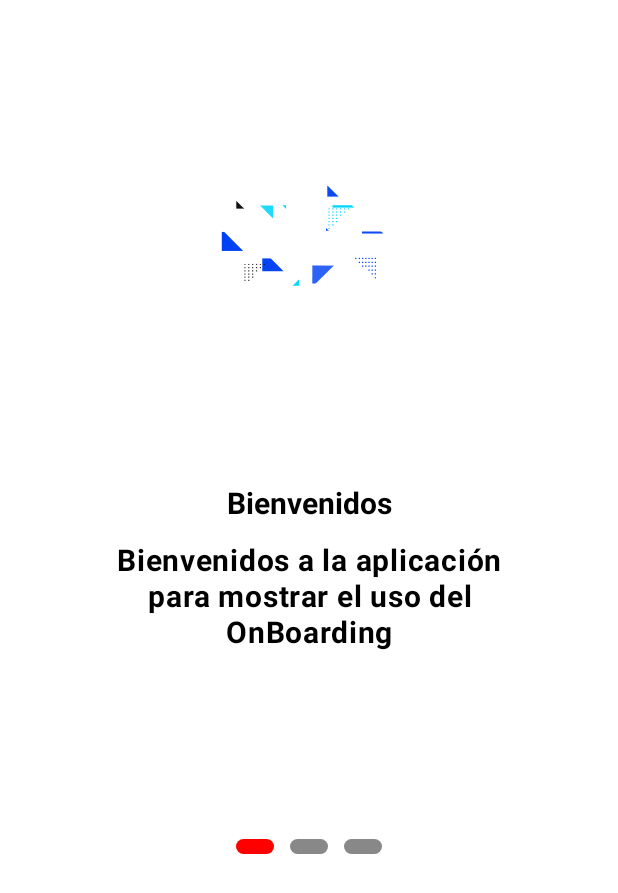
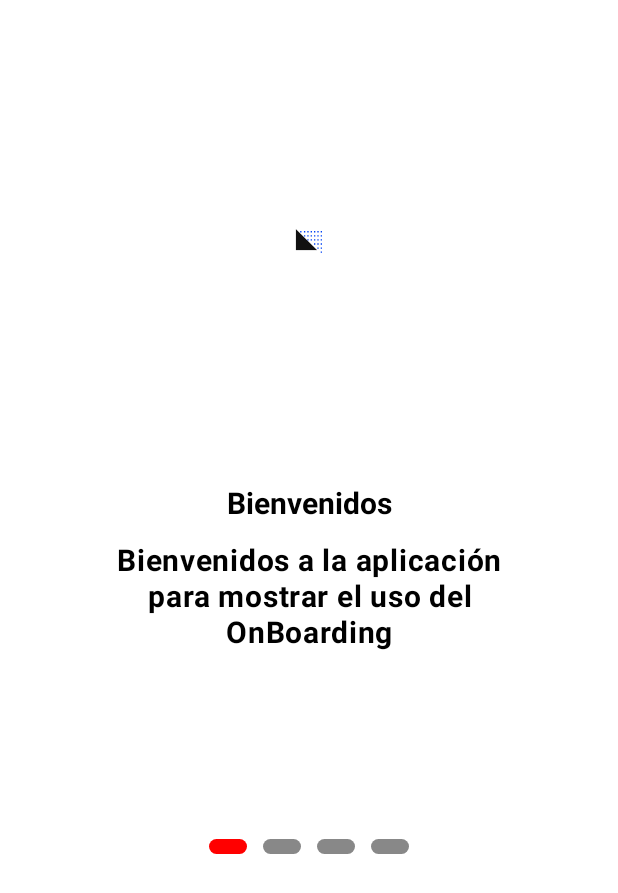
Before and after one commit to Humberto-MS/Android-OnBoardingApp, an Android app built with Jetpack Compose: the composable NavManager shown on its own in the app's theme, on a phone screen of 412 x 824 dp. Shown: the top 893 px of the screen. Run offline under Robolectric (Android 15) with nearby library versions, the phone set to English and light mode, and no system bars; our stand-ins replace accompanist; 2 statements that could not run were skipped.

Commit message:
Creación de app onBoarding (#1)

```diff
--- a/app/src/main/java/com/example/boardingapp/navigation/NavManager.kt
+++ b/app/src/main/java/com/example/boardingapp/navigation/NavManager.kt
@@ -9,6 +9,7 @@ import androidx.navigation.compose.rememberNavController
 import com.example.boardingapp.dataStore.StoreBoarding
 import com.example.boardingapp.views.HomeView
 import com.example.boardingapp.views.MainViewBoarding
+import com.example.boardingapp.views.SplashScreen
 
 @Composable
 fun NavManager() {
@@ -19,7 +20,7 @@ fun NavManager() {
 
     NavHost (
         navController = navController,
-        startDestination = if ( store.value == true ) "home" else "onBoarding"
+        startDestination = if ( store.value == true ) "home" else "Splash"
     ) {
         composable ( route = "onBoarding" ) {
             MainViewBoarding ( navController = navController, store = dataStore )
@@ -27,5 +28,8 @@ fun NavManager() {
         composable ( route = "home" ) {
             HomeView ( navController = navController )
         }
+        composable ( route = "Splash" ) {
+            SplashScreen ( navController = navController, store.value )
+        }
     }
 }
--- a/app/src/main/java/com/example/boardingapp/onBoardViews/OnBoardingPager.kt
+++ b/app/src/main/java/com/example/boardingapp/onBoardViews/OnBoardingPager.kt
@@ -27,7 +27,7 @@ import com.google.accompanist.pager.PagerState
 @OptIn(ExperimentalPagerApi::class)
 @Composable
 fun OnBoardingPager (item: List<PageData>, pagerState: PagerState, modifier: Modifier, navController: NavController, store: StoreBoarding ) {
-    Box ( modifier = Modifier ) {
+    Box ( modifier = modifier ) {
         Column ( horizontalAlignment = Alignment.CenterHorizontally ) {
             HorizontalPager ( state = pagerState ) {
                 page ->
--- a/app/src/main/java/com/example/boardingapp/views/MainViewBoarding.kt
+++ b/app/src/main/java/com/example/boardingapp/views/MainViewBoarding.kt
@@ -1,6 +1,7 @@
 package com.example.boardingapp.views
 
 import androidx.compose.foundation.background
+import androidx.compose.foundation.layout.fillMaxHeight
 import androidx.compose.foundation.layout.fillMaxWidth
 import androidx.compose.runtime.Composable
 import androidx.compose.ui.Modifier
@@ -38,7 +39,15 @@ fun MainViewBoarding ( navController: NavController, store: StoreBoarding ) {
         PageData (
             R.raw.page3,
             "Fin de Boarding",
-            "Esta e sla página final del Boarding y ya debe aparecer el botón"
+            "Esta es la página final del Boarding y ya debe aparecer el botón"
+        )
+    )
+
+    items.add (
+        PageData (
+            R.raw.page4,
+            "Página Extra de Boarding",
+            "Esta es una página extra del Boarding"
         )
     )
 
@@ -54,6 +63,7 @@ fun MainViewBoarding ( navController: NavController, store: StoreBoarding ) {
         pagerState = pagerState,
         modifier = Modifier
             .fillMaxWidth()
+            .fillMaxHeight()
             .background ( Color.White ),
         navController = navController,
         store = store
--- /dev/null
+++ b/app/src/main/java/com/example/boardingapp/views/SplashScreen.kt
@@ -0,0 +1,41 @@
+package com.example.boardingapp.views
+
+import androidx.compose.foundation.Image
+import androidx.compose.foundation.layout.Box
+import androidx.compose.foundation.layout.fillMaxSize
+import androidx.compose.runtime.Composable
+import androidx.compose.runtime.LaunchedEffect
+import androidx.compose.runtime.getValue
+import androidx.compose.runtime.mutableStateOf
+import androidx.compose.runtime.remember
+import androidx.compose.runtime.setValue
+import androidx.compose.ui.Alignment
+import androidx.compose.ui.Modifier
+import androidx.compose.ui.res.painterResource
+import androidx.navigation.NavController
+import kotlinx.coroutines.delay
+import com.example.boardingapp.R
+
+@Composable
+fun SplashScreen ( navController: NavController, store: Boolean? ) {
+    var screen by remember { mutableStateOf ( "" ) }
+    screen = if ( store == true ) "home" else "onBoarding"
+
+    LaunchedEffect ( key1 = true ) {
+        delay ( 300 )
+
+        navController.navigate ( screen ) {
+            popUpTo ( id = 0 )
+        }
+    }
+
+    Box (
+        contentAlignment = Alignment.Center,
+        modifier = Modifier.fillMaxSize()
+    ) {
+        Image (
+            painter = painterResource ( id = R.drawable.panda ),
+            contentDescription = "Logo"
+        )
+    }
+}
```
